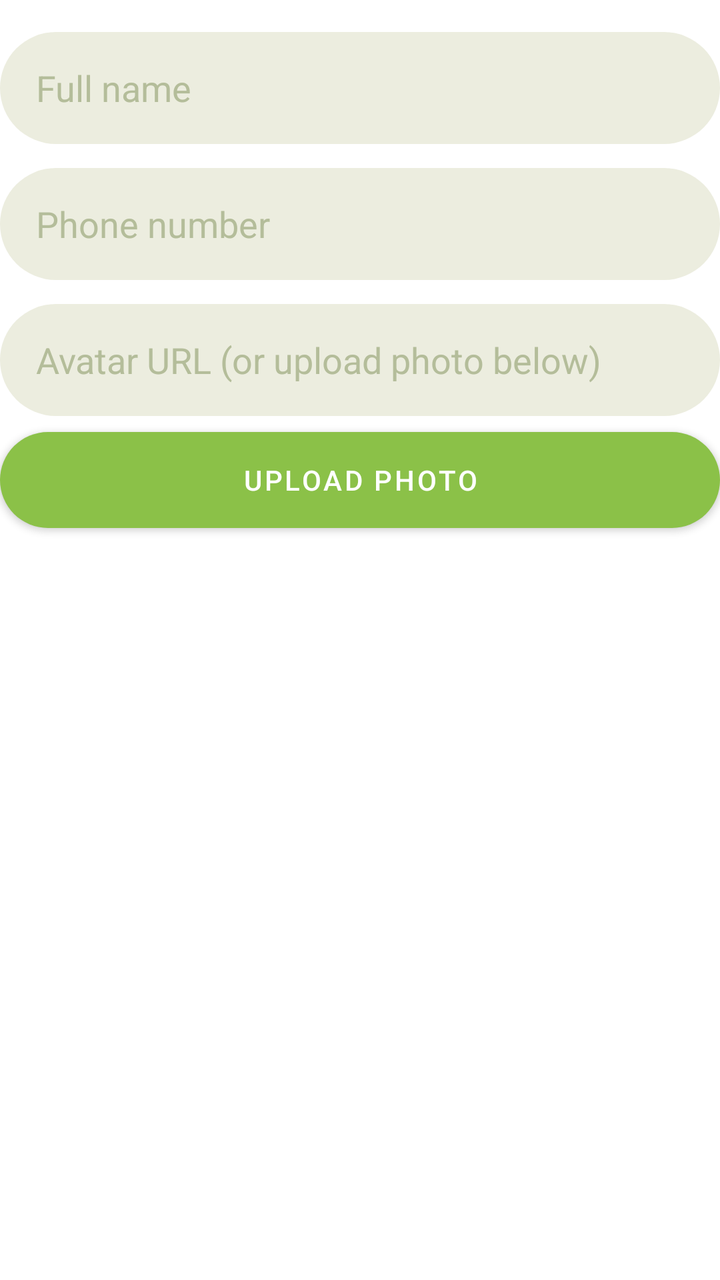
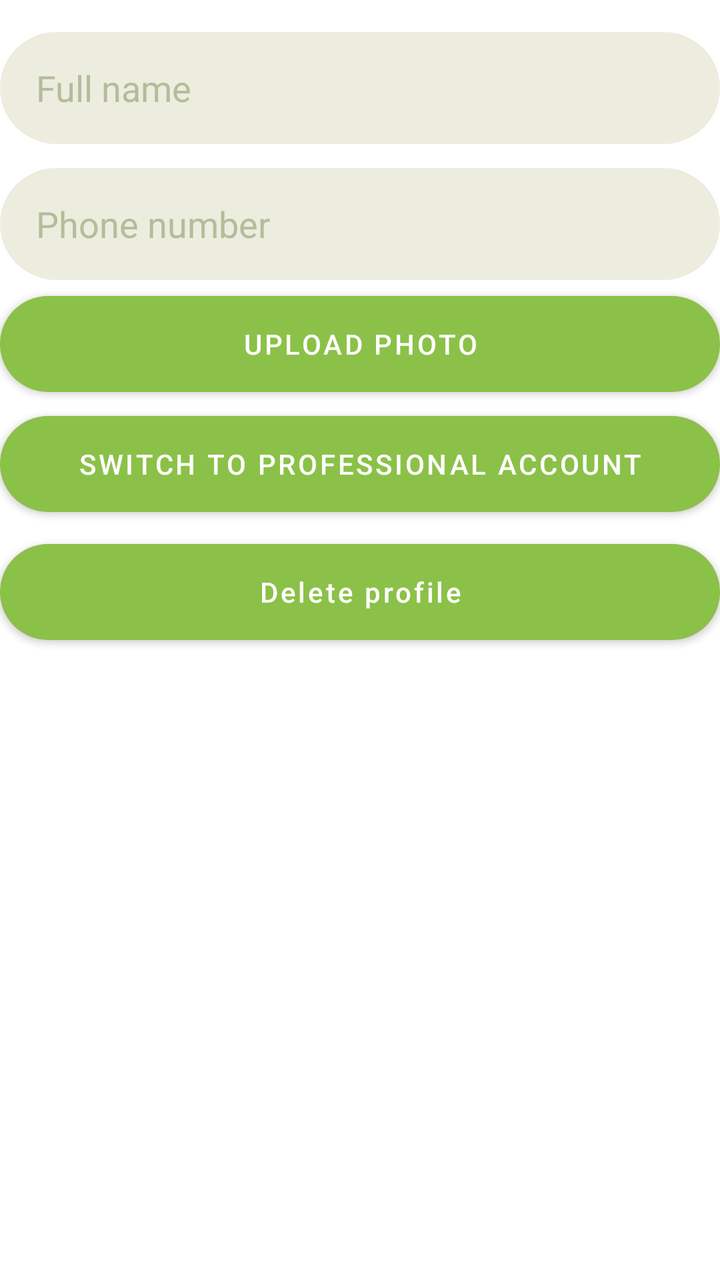

An Android layout rendered at two revisions. The XML below is the earlier revision; the diff shows what the commit changed to produce the second picture.
<!-- AndroidManifest.xml: application theme Theme.BeautyAppFrontend -->
<!-- res/layout/dialog_user_profile_edit.xml -->
<?xml version="1.0" encoding="utf-8"?>
<LinearLayout xmlns:android="http://schemas.android.com/apk/res/android"
    android:layout_width="match_parent"
    android:layout_height="wrap_content"
    android:orientation="vertical"
    android:paddingTop="8dp"
    android:paddingBottom="8dp">

    <EditText
        android:id="@+id/et_full_name"
        android:layout_width="match_parent"
        android:layout_height="56dp"
        android:layout_marginTop="8dp"
        android:background="@drawable/bg_input_field"
        android:hint="Full name"
        android:inputType="textPersonName|textCapWords"
        android:paddingStart="18dp"
        android:paddingEnd="18dp"
        android:textColor="@color/text_primary"
        android:textColorHint="@color/text_hint" />

    <EditText
        android:id="@+id/et_phone"
        android:layout_width="match_parent"
        android:layout_height="56dp"
        android:layout_marginTop="12dp"
        android:background="@drawable/bg_input_field"
        android:hint="Phone number"
        android:inputType="phone"
        android:paddingStart="18dp"
        android:paddingEnd="18dp"
        android:textColor="@color/text_primary"
        android:textColorHint="@color/text_hint" />

    <EditText
        android:id="@+id/et_avatar"
        android:layout_width="match_parent"
        android:layout_height="56dp"
        android:layout_marginTop="12dp"
        android:background="@drawable/bg_input_field"
        android:hint="Avatar URL (or upload photo below)"
        android:inputType="textUri"
        android:paddingStart="18dp"
        android:paddingEnd="18dp"
        android:textColor="@color/text_primary"
        android:textColorHint="@color/text_hint" />

    <Button
        android:id="@+id/btn_upload_avatar"
        android:layout_width="match_parent"
        android:layout_height="48dp"
        android:layout_marginTop="8dp"
        android:background="@drawable/bg_button_gradient"
        android:text="Upload photo"
        android:textColor="@color/white"
        android:textSize="14sp" />

</LinearLayout>
<!-- resources referenced by this layout -->
<resources>
  <color name="text_hint">#B4BD9A</color>
  <color name="text_primary">#3D5A1E</color>
  <color name="white">#FFFFFFFF</color>
  <!-- drawable bg_button_gradient (drawable) -->
  <?xml version="1.0" encoding="utf-8"?>
  <shape xmlns:android="http://schemas.android.com/apk/res/android"
      android:shape="rectangle">
      <gradient
          android:angle="0"
          android:startColor="#FBA685"
          android:centerColor="#FA7370"
          android:endColor="#BFE97B"
          android:type="linear" />
      <corners android:radius="30dp" />
  </shape>
  <!-- drawable bg_input_field (drawable) -->
  <?xml version="1.0" encoding="utf-8"?>
  <shape xmlns:android="http://schemas.android.com/apk/res/android"
      android:shape="rectangle">
      <solid android:color="#ECEDDF" />
      <corners android:radius="30dp" />
  </shape>
  <style name="Theme.BeautyAppFrontend" parent="Theme.MaterialComponents.DayNight.NoActionBar">
          <item name="colorPrimary">@color/green_primary</item>
          <item name="colorPrimaryVariant">@color/green_dark</item>
          <item name="colorOnPrimary">@color/white</item>
          <item name="android:statusBarColor">@color/auth_background</item>
          <item name="android:windowLightStatusBar">true</item>
      </style>
  <color name="green_primary">#8BC148</color>
  <color name="green_dark">#60A61F</color>
  <color name="auth_background">#F0F9E8</color>
</resources>

<!-- the commit's change to res/layout/dialog_user_profile_edit.xml (unified diff, before → after) -->
@@ -32,19 +32,6 @@
         android:textColor="@color/text_primary"
         android:textColorHint="@color/text_hint" />
 
-    <EditText
-        android:id="@+id/et_avatar"
-        android:layout_width="match_parent"
-        android:layout_height="56dp"
-        android:layout_marginTop="12dp"
-        android:background="@drawable/bg_input_field"
-        android:hint="Avatar URL (or upload photo below)"
-        android:inputType="textUri"
-        android:paddingStart="18dp"
-        android:paddingEnd="18dp"
-        android:textColor="@color/text_primary"
-        android:textColorHint="@color/text_hint" />
-
     <Button
         android:id="@+id/btn_upload_avatar"
         android:layout_width="match_parent"
@@ -55,4 +42,25 @@
         android:textColor="@color/white"
         android:textSize="14sp" />
 
+    <Button
+        android:id="@+id/btn_switch_to_professional"
+        android:layout_width="match_parent"
+        android:layout_height="48dp"
+        android:layout_marginTop="12dp"
+        android:background="@drawable/bg_button_gradient"
+        android:text="Switch to professional account"
+        android:textColor="@color/white"
+        android:textSize="14sp" />
+
+    <Button
+        android:id="@+id/btn_delete_profile"
+        android:layout_width="match_parent"
+        android:layout_height="48dp"
+        android:layout_marginTop="16dp"
+        android:background="@drawable/bg_button_red"
+        android:text="Delete profile"
+        android:textAllCaps="false"
+        android:textColor="@color/white"
+        android:textSize="14sp" />
+
 </LinearLayout>
<!-- resource entries referenced after the edit -->
@@ -15,6 +15,13 @@
           android:type="linear" />
       <corners android:radius="30dp" />
   </shape>
+  <!-- drawable bg_button_red (drawable) -->
+  <?xml version="1.0" encoding="utf-8"?>
+  <shape xmlns:android="http://schemas.android.com/apk/res/android"
+      android:shape="rectangle">
+      <solid android:color="@color/red_primary" />
+      <corners android:radius="30dp" />
+  </shape>
   <!-- drawable bg_input_field (drawable) -->
   <?xml version="1.0" encoding="utf-8"?>
   <shape xmlns:android="http://schemas.android.com/apk/res/android"
@@ -29,6 +36,7 @@
           <item name="android:statusBarColor">@color/auth_background</item>
           <item name="android:windowLightStatusBar">true</item>
       </style>
+  <color name="red_primary">#E53935</color>
   <color name="green_primary">#8BC148</color>
   <color name="green_dark">#60A61F</color>
   <color name="auth_background">#F0F9E8</color>
